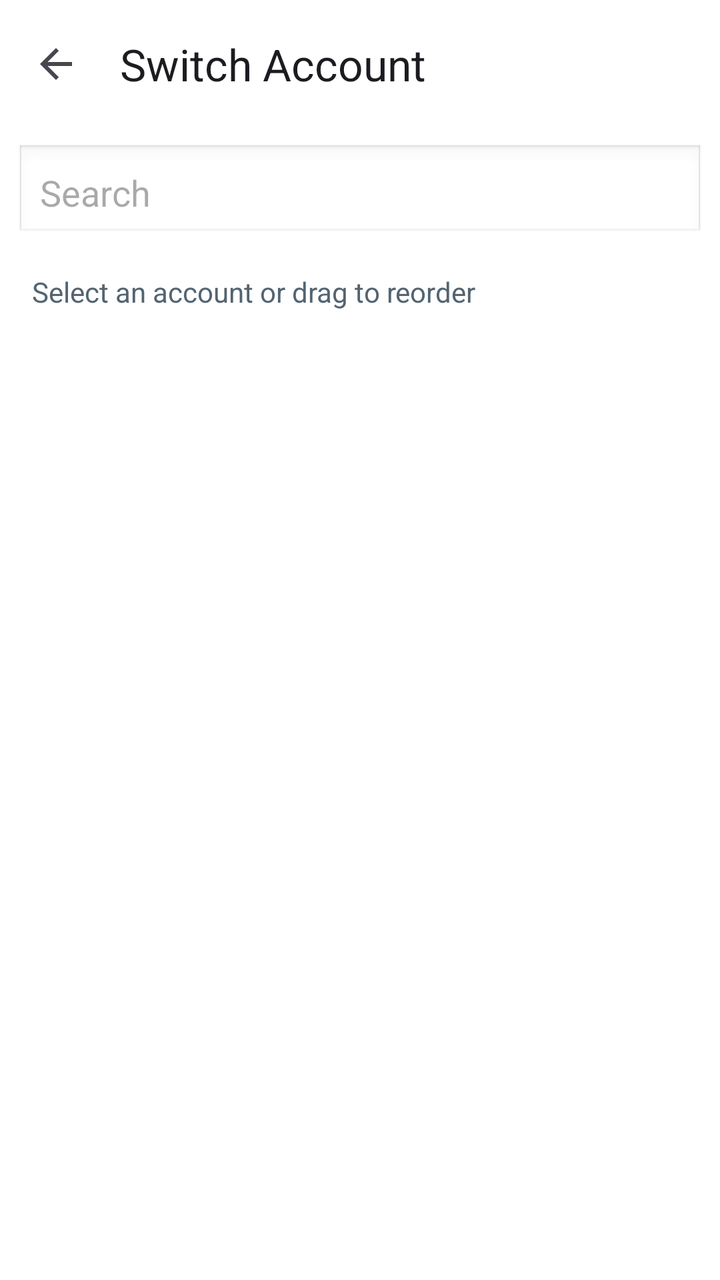
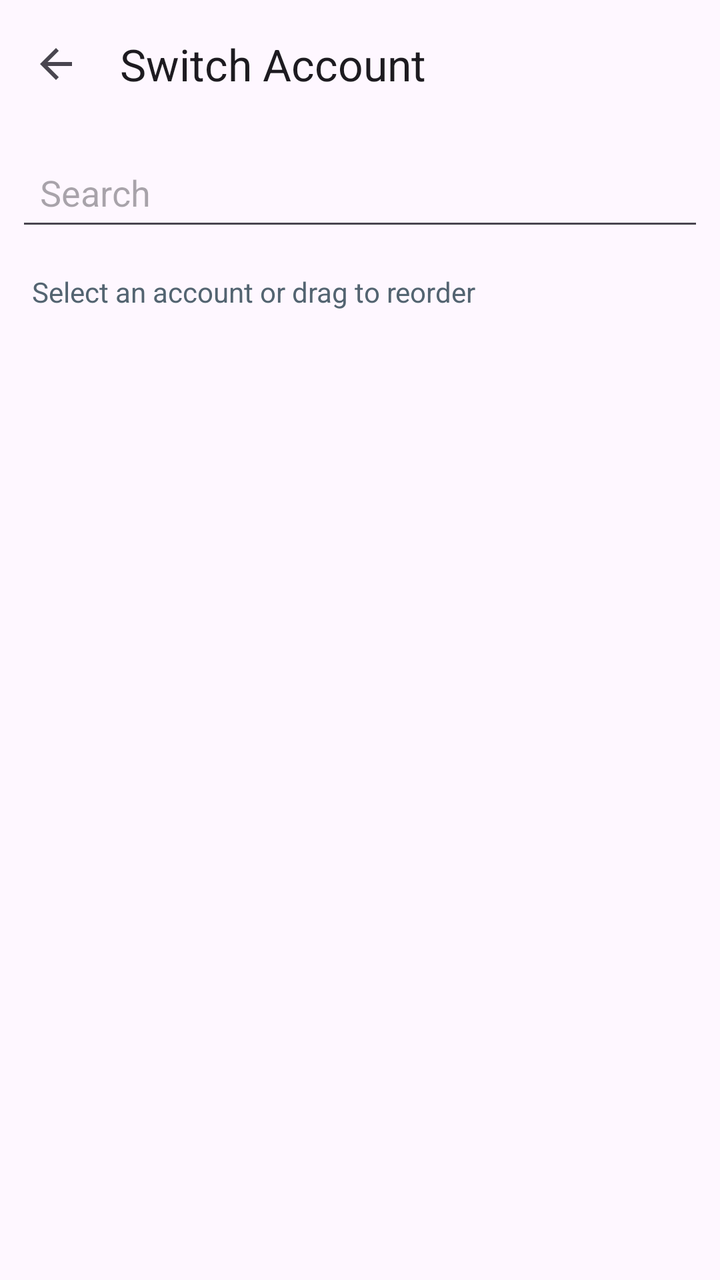

Before-and-after screenshots of an Android layout around one commit, followed by the original layout XML and the change that was made.
<!-- AndroidManifest.xml: application theme Theme.PluralApp001 -->
<!-- res/layout/activity_sysmedia_switch_account.xml -->
<?xml version="1.0" encoding="utf-8"?>
<androidx.constraintlayout.widget.ConstraintLayout xmlns:android="http://schemas.android.com/apk/res/android"
    xmlns:app="http://schemas.android.com/apk/res-auto"
    android:layout_width="match_parent"
    android:layout_height="match_parent"
    android:background="#FFFFFF"
    android:fitsSystemWindows="true">

    <com.google.android.material.appbar.MaterialToolbar
        android:id="@+id/topAppBar"
        android:layout_width="match_parent"
        android:layout_height="?attr/actionBarSize"
        app:navigationIcon="?attr/homeAsUpIndicator"
        app:layout_constraintTop_toTopOf="parent"
        app:title="@string/action_switch_account" />

    <EditText
        android:id="@+id/etSearch"
        android:layout_width="match_parent"
        android:layout_height="wrap_content"
        android:layout_margin="8dp"
        android:hint="@string/tab_search"
        android:padding="12dp"
        android:background="@android:drawable/edit_text"
        android:inputType="text"
        android:autofillHints="name"
        app:layout_constraintTop_toBottomOf="@id/topAppBar" />

    <TextView
        android:id="@+id/tvHint"
        android:layout_width="match_parent"
        android:layout_height="wrap_content"
        android:padding="16dp"
        android:text="Select an account or drag to reorder"
        android:textSize="14sp"
        android:textColor="#536471"
        app:layout_constraintTop_toBottomOf="@id/etSearch" />

    <androidx.recyclerview.widget.RecyclerView
        android:id="@+id/rvAccounts"
        android:layout_width="match_parent"
        android:layout_height="0dp"
        app:layout_constraintTop_toBottomOf="@id/tvHint"
        app:layout_constraintBottom_toBottomOf="parent" />

</androidx.constraintlayout.widget.ConstraintLayout>
<!-- resources referenced by this layout -->
<resources>
  <string name="action_switch_account">Switch Account</string>
  <string name="tab_search">Search</string>
  <style name="Theme.PluralApp001" parent="Base.Theme.PluralApp001" />
  <style name="Base.Theme.PluralApp001" parent="Theme.Material3.DayNight.NoActionBar">
          
          
      </style>
</resources>

<!-- the commit's change to res/layout/activity_sysmedia_switch_account.xml (unified diff, before → after) -->
@@ -3,7 +3,7 @@
     xmlns:app="http://schemas.android.com/apk/res-auto"
     android:layout_width="match_parent"
     android:layout_height="match_parent"
-    android:background="#FFFFFF"
+    android:background="@null"
     android:fitsSystemWindows="true">
 
     <com.google.android.material.appbar.MaterialToolbar
@@ -21,7 +21,6 @@
         android:layout_margin="8dp"
         android:hint="@string/tab_search"
         android:padding="12dp"
-        android:background="@android:drawable/edit_text"
         android:inputType="text"
         android:autofillHints="name"
         app:layout_constraintTop_toBottomOf="@id/topAppBar" />
